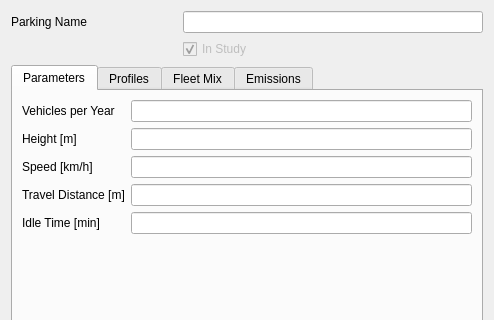
Before: the Qt Designer form open_alaqs/ui/ui_parkings.ui in eurocontrol-asu/open_alaqs, drawn with Qt 5; both pictures show x 0 to 494 and y 0 to 320 of the 494 by 483 pixel window.
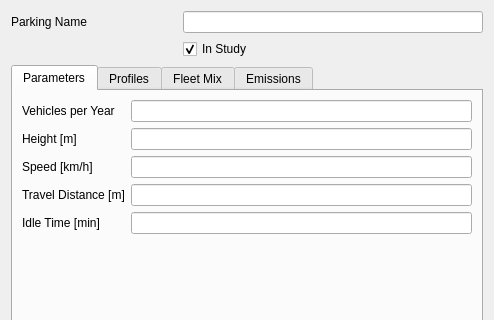
After: the same form once the commit is applied.

Patch:
```diff
--- a/open_alaqs/ui/ui_parkings.ui
+++ b/open_alaqs/ui/ui_parkings.ui
@@ -29,9 +29,6 @@
    </item>
    <item row="4" column="1">
     <widget class="QCheckBox" name="instudy">
-     <property name="enabled">
-      <bool>false</bool>
-     </property>
      <property name="toolTip">
       <string>Enable to include the source in the study</string>
      </property>
```
Left out of the diff: 2 changed lines with no effect on the pictures.
